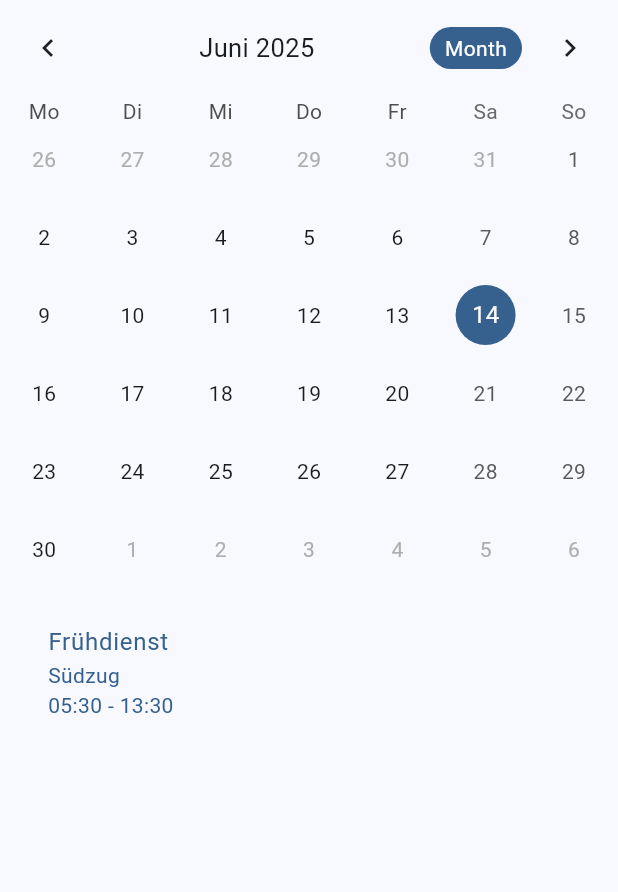
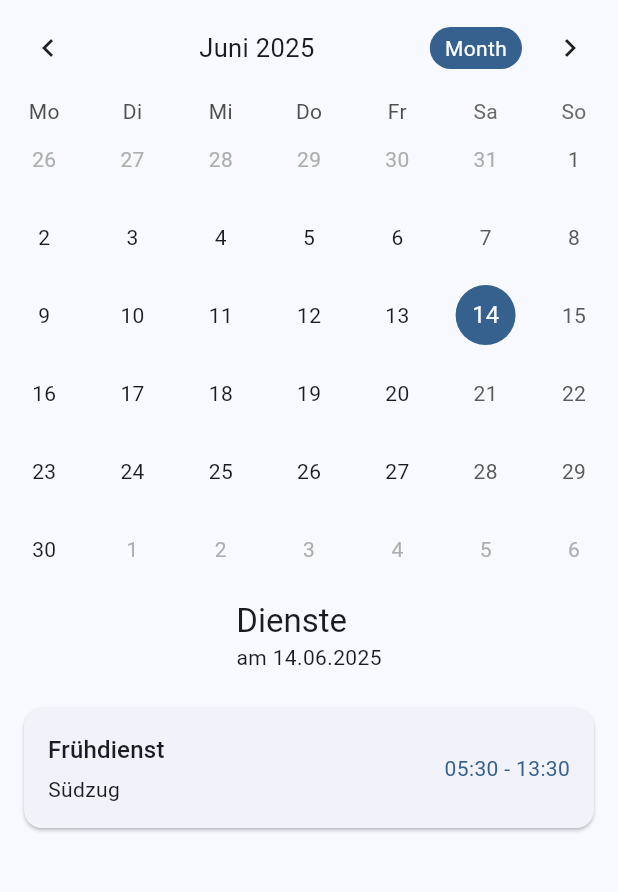
Before and after one commit to lusu007/dienstplan, a Flutter app: the CalendarScreen screen opened directly, after a tap on the "settings" icon, after a tap on "Frühdienst", on a phone screen of 412 x 824 dp, the part 84-976 px from its top. Run offline on Flutter 3.47's test engine with Material 3 defaults, Android fonts, the phone set to English and light mode, and no system bars; drawn by our look-alikes of table_calendar; our stand-ins replace logger, shared_preferences, sqflite; accounts and stored records are empty; generated files the repository leaves out were written again; statements that could not run were skipped.

Commit message:
feat: Update design of the duty list

```diff
--- a/lib/l10n/app_de.arb
+++ b/lib/l10n/app_de.arb
@@ -55,5 +55,16 @@
   "resetData": "Daten zurücksetzen",
   "resetDataConfirmation": "Möchten Sie wirklich alle Daten zurücksetzen? Dies kann nicht rückgängig gemacht werden.",
   "resetDataSuccess": "Daten wurden zurückgesetzt",
-  "reset": "Zurücksetzen"
+  "reset": "Zurücksetzen",
+  "services": "Dienste",
+  "servicesOnDate": "am {date}",
+  "@servicesOnDate": {
+    "placeholders": {
+      "date": {
+        "type": "String"
+      }
+    }
+  },
+  "noServicesForDay": "Keine Dienste für diesen Tag",
+  "allDay": "Ganztägig"
 }
--- a/lib/l10n/app_en.arb
+++ b/lib/l10n/app_en.arb
@@ -55,5 +55,16 @@
   "resetData": "Reset Data",
   "resetDataConfirmation": "Are you sure you want to reset all data? This cannot be undone.",
   "resetDataSuccess": "Data has been reset",
-  "reset": "Reset"
+  "reset": "Reset",
+  "services": "Services",
+  "servicesOnDate": "on {date}",
+  "@servicesOnDate": {
+    "placeholders": {
+      "date": {
+        "type": "String"
+      }
+    }
+  },
+  "noServicesForDay": "No services for this day",
+  "allDay": "All day"
 }
--- a/lib/screens/calendar_screen.dart
+++ b/lib/screens/calendar_screen.dart
@@ -6,6 +6,7 @@ import '../services/language_service.dart';
 import '../widgets/schedule_list.dart';
 import '../screens/settings_screen.dart';
 import 'package:intl/date_symbol_data_local.dart';
+import 'package:intl/intl.dart';
 import 'package:flutter_gen/gen_l10n/app_localizations.dart';
 
 class CalendarScreen extends StatefulWidget {
@@ -122,6 +123,26 @@ class _CalendarScreenState extends State<CalendarScreen>
                 ),
                 locale: _locale,
               ),
+              Padding(
+                padding:
+                    const EdgeInsets.symmetric(horizontal: 16.0, vertical: 8.0),
+                child: Column(
+                  crossAxisAlignment: CrossAxisAlignment.start,
+                  children: [
+                    Text(
+                      l10n.services,
+                      style: Theme.of(context).textTheme.titleLarge,
+                    ),
+                    Text(
+                      scheduleProvider.selectedDay != null
+                          ? l10n.servicesOnDate(DateFormat('dd.MM.yyyy')
+                              .format(scheduleProvider.selectedDay!))
+                          : l10n.noServicesForDay,
+                      style: Theme.of(context).textTheme.bodyMedium,
+                    ),
+                  ],
+                ),
+              ),
               Expanded(
                 child: ScheduleList(
                   schedules: scheduleProvider.schedules,
--- a/lib/widgets/schedule_list.dart
+++ b/lib/widgets/schedule_list.dart
@@ -2,6 +2,7 @@ import 'package:flutter/material.dart';
 import 'package:provider/provider.dart';
 import '../providers/schedule_provider.dart';
 import '../models/schedule.dart';
+import 'package:flutter_gen/gen_l10n/app_localizations.dart';
 
 class ScheduleList extends StatefulWidget {
   final List<Schedule> schedules;
@@ -124,96 +125,68 @@ class _ScheduleListState extends State<ScheduleList> {
 
   @override
   Widget build(BuildContext context) {
+    final l10n = AppLocalizations.of(context)!;
     final filteredSchedules = _filterSchedules();
     final sortedSchedules = _sortSchedulesByTime(filteredSchedules);
     final provider = Provider.of<ScheduleProvider>(context);
 
     if (sortedSchedules.isEmpty) {
-      return Column(
-        children: [
-          // Schedule List
-          Expanded(
-            child: sortedSchedules.isEmpty
-                ? const Center(
-                    child: Text('Keine Dienste für diesen Tag'),
-                  )
-                : ListView.builder(
+      return Center(
+        child: Text(l10n.noServicesForDay),
+      );
+    }
+
+    return ListView.builder(
       padding: const EdgeInsets.all(16),
       itemCount: sortedSchedules.length,
       itemBuilder: (context, index) {
         final schedule = sortedSchedules[index];
-                      final isSelected =
-                          widget.selectedDutyGroup == schedule.dutyGroupName;
-                      final dutyType =
-                          provider.activeConfig?.dutyTypes[schedule.service];
+        final isSelected = widget.selectedDutyGroup == schedule.dutyGroupName;
+        final dutyType = provider.activeConfig?.dutyTypes[schedule.service];
         final serviceName = dutyType?.label ?? schedule.service;
         final serviceTime = dutyType?.allDay == true
-                          ? 'Ganztägig'
+            ? l10n.allDay
             : '${dutyType?.startTime ?? ''} - ${dutyType?.endTime ?? ''}';
 
-                      return ListTile(
-                        title: Text(serviceName),
-                        subtitle: Column(
-                          crossAxisAlignment: CrossAxisAlignment.start,
-                          children: [
-                            Text(schedule.dutyGroupName),
-                            Text(serviceTime),
-                          ],
-                        ),
-                        selected: isSelected,
+        return Card(
+          margin: const EdgeInsets.only(bottom: 8),
+          child: InkWell(
             onTap: () {
               widget.onDutyGroupSelected(
                   isSelected ? null : schedule.dutyGroupName);
             },
-                      );
-                    },
+            child: Padding(
+              padding: const EdgeInsets.all(16),
+              child: Row(
+                children: [
+                  Expanded(
+                    child: Column(
+                      crossAxisAlignment: CrossAxisAlignment.start,
+                      children: [
+                        Text(
+                          serviceName,
+                          style: Theme.of(context).textTheme.titleMedium,
+                        ),
+                        const SizedBox(height: 4),
+                        Text(
+                          schedule.dutyGroupName,
+                          style: Theme.of(context).textTheme.bodyMedium,
+                        ),
+                      ],
+                    ),
+                  ),
+                  Text(
+                    serviceTime,
+                    style: Theme.of(context).textTheme.bodyMedium?.copyWith(
+                          color: Theme.of(context).colorScheme.primary,
                         ),
                   ),
                 ],
-      );
-    } else {
-      return Column(
-        children: [
-          // Schedule List
-          Expanded(
-            child: sortedSchedules.isEmpty
-                ? const Center(
-                    child: Text('Keine Dienste für diesen Tag'),
-                  )
-                : ListView.builder(
-                    padding: const EdgeInsets.all(16),
-                    itemCount: sortedSchedules.length,
-                    itemBuilder: (context, index) {
-                      final schedule = sortedSchedules[index];
-                      final isSelected =
-                          widget.selectedDutyGroup == schedule.dutyGroupName;
-                      final dutyType =
-                          provider.activeConfig?.dutyTypes[schedule.service];
-                      final serviceName = dutyType?.label ?? schedule.service;
-                      final serviceTime = dutyType?.allDay == true
-                          ? 'Ganztägig'
-                          : '${dutyType?.startTime ?? ''} - ${dutyType?.endTime ?? ''}';
-
-                      return ListTile(
-                        title: Text(serviceName),
-                        subtitle: Column(
-                          crossAxisAlignment: CrossAxisAlignment.start,
-                          children: [
-                            Text(schedule.dutyGroupName),
-                            Text(serviceTime),
-                          ],
               ),
-                        selected: isSelected,
-                        onTap: () {
-                          widget.onDutyGroupSelected(
-                              isSelected ? null : schedule.dutyGroupName);
-                        },
+            ),
+          ),
         );
       },
-                  ),
-          ),
-        ],
     );
   }
 }
-}
```
Lines whose indentation alone changed are shown as unchanged.
